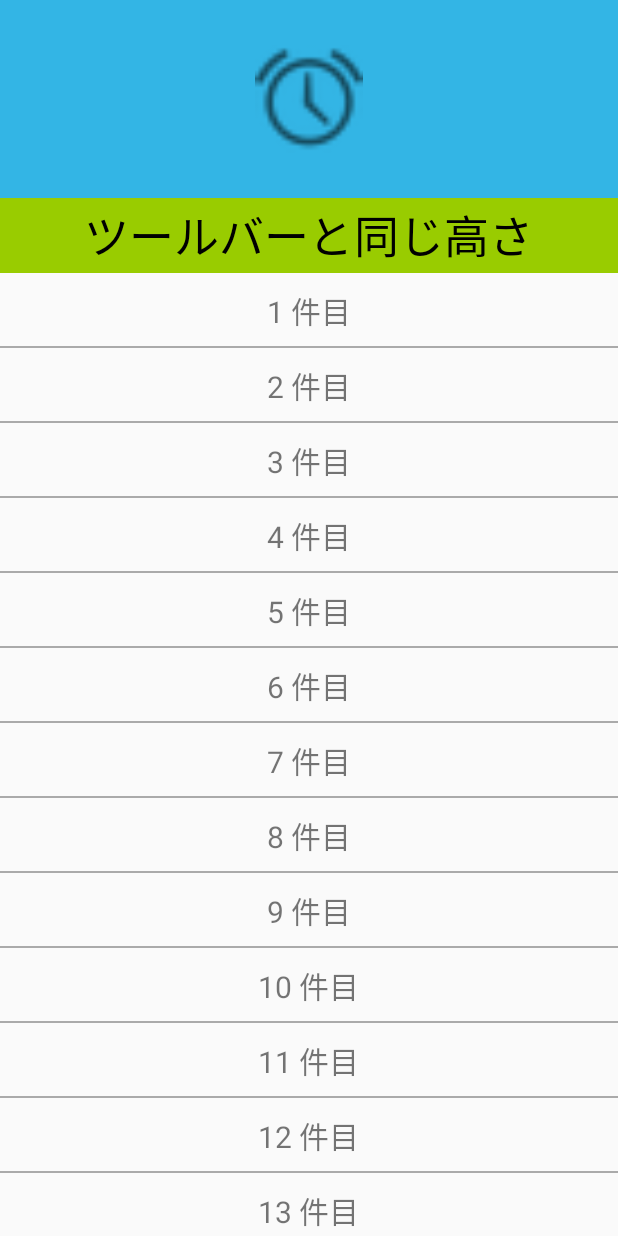
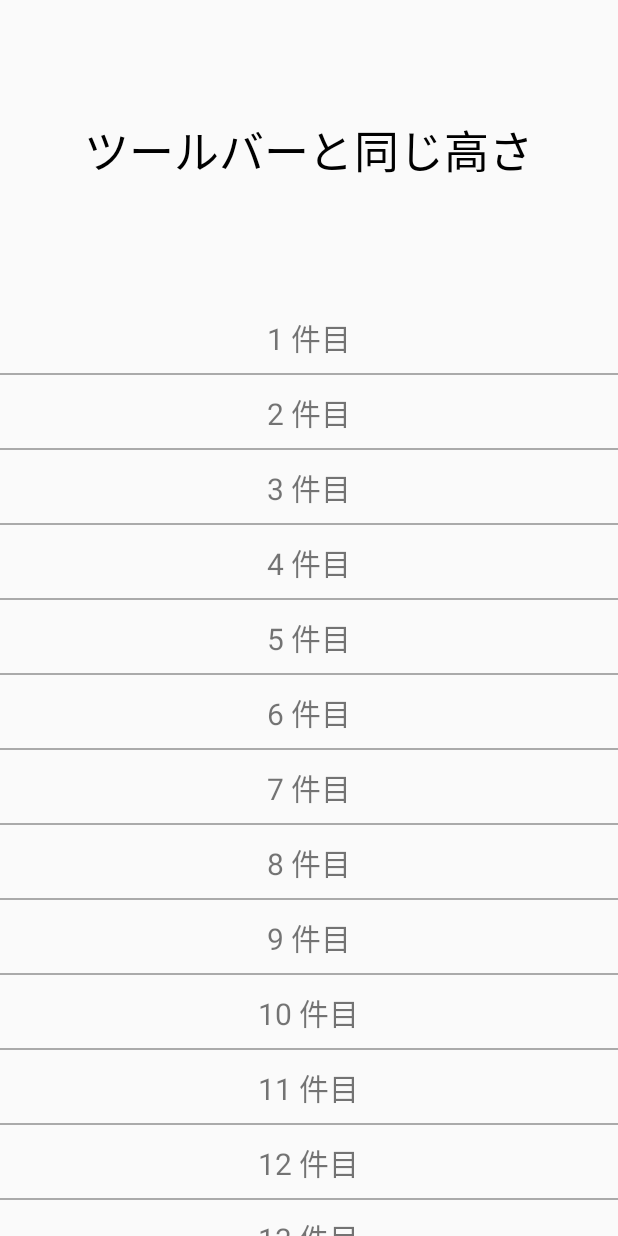
Before and after one commit to ymnder/RecyclerViewSample, an Android app: the screen it shows after launch (MainActivity before the commit, CoordinatorTestActivity after it), on a phone screen of 412 x 824 dp. Run offline under Robolectric (Android 15) with nearby library versions, the phone set to English and light mode, and no system bars.

Commit message:
change packages add CoordinatorTestActivity

```diff
--- a/app/src/main/AndroidManifest.xml
+++ b/app/src/main/AndroidManifest.xml
@@ -10,7 +10,7 @@
         android:supportsRtl="true"
         android:theme="@style/AppTheme">
         <activity
-            android:name=".MainActivity"
+            android:name=".views.CoordinatorTestActivity"
             android:theme="@style/Theme.AppCompat.Light.NoActionBar" >
             <intent-filter>
                 <action android:name="android.intent.action.MAIN"/>
--- a/app/src/main/java/net/ijichi/recyclerviewsample/RecyclerState.kt
+++ b/app/src/main/java/net/ijichi/recyclerviewsample/models/RecyclerState.kt
@@ -1,4 +1,4 @@
-package net.ijichi.recyclerviewsample
+package net.ijichi.recyclerviewsample.models
 
 /**
  * Created by ijichiyoshihito on 2017/08/30.
--- a/app/src/main/java/net/ijichi/recyclerviewsample/RecyclerType.kt
+++ b/app/src/main/java/net/ijichi/recyclerviewsample/models/RecyclerType.kt
@@ -1,4 +1,4 @@
-package net.ijichi.recyclerviewsample
+package net.ijichi.recyclerviewsample.models
 
 /**
  * Created by ijichiyoshihito on 2017/08/31.
@@ -11,9 +11,9 @@ enum class RecyclerType(val int: Int){
   BODY(3);
 
   companion object {
-    fun fromInt(int: Int): RecyclerType{
+    fun fromInt(int: Int): RecyclerType {
       return values().firstOrNull { it.int == int }
-        ?: RecyclerType.BODY
+        ?: BODY
     }
   }
 }
--- /dev/null
+++ b/app/src/main/java/net/ijichi/recyclerviewsample/views/CoordinatorTestActivity.kt
@@ -0,0 +1,32 @@
+package net.ijichi.recyclerviewsample.views
+
+import android.os.Bundle
+import android.support.design.widget.AppBarLayout
+import android.support.v7.app.AppCompatActivity
+import android.support.v7.widget.RecyclerView
+import android.util.Log
+import android.widget.TextView
+import net.ijichi.recyclerviewsample.R
+import net.ijichi.recyclerviewsample.models.RecyclerState
+import net.ijichi.recyclerviewsample.models.RecyclerType
+
+class CoordinatorTestActivity : AppCompatActivity() {
+
+    private val TAG = CoordinatorTestActivity::class.java.simpleName
+
+    override fun onCreate(savedInstanceState: Bundle?) {
+        super.onCreate(savedInstanceState)
+        setContentView(R.layout.activity_coordinator_test)
+
+          val states = (1..20).map {
+              RecyclerState(RecyclerType.BODY, "$it 件目")
+          }
+        val adapter = RecyclerAdapter(this, states)
+        val recycler = findViewById<RecyclerView>(R.id.mainRecycler)
+        recycler.adapter = adapter
+
+        val appBarText = findViewById<TextView>(R.id.mainAppBarText)
+
+        val appBar = findViewById<AppBarLayout>(R.id.mainAppBar)
+    }
+}
--- a/app/src/main/java/net/ijichi/recyclerviewsample/MainActivity.kt
+++ b/app/src/main/java/net/ijichi/recyclerviewsample/views/MainActivity.kt
@@ -1,4 +1,4 @@
-package net.ijichi.recyclerviewsample
+package net.ijichi.recyclerviewsample.views
 
 import android.support.v7.app.AppCompatActivity
 import android.os.Bundle
@@ -8,6 +8,9 @@ import android.support.v7.widget.Toolbar
 import android.util.Log
 import android.widget.TextView
 import kotlinx.android.synthetic.main.activity_main.*
+import net.ijichi.recyclerviewsample.R
+import net.ijichi.recyclerviewsample.models.RecyclerState
+import net.ijichi.recyclerviewsample.models.RecyclerType
 
 
 class MainActivity : AppCompatActivity() {
--- a/app/src/main/java/net/ijichi/recyclerviewsample/RecyclerItemFooterView.kt
+++ b/app/src/main/java/net/ijichi/recyclerviewsample/widget/RecyclerItemFooterView.kt
@@ -1,10 +1,12 @@
-package net.ijichi.recyclerviewsample
+package net.ijichi.recyclerviewsample.widget
 
 import android.content.Context
 import android.util.AttributeSet
 import android.view.LayoutInflater
 import android.widget.FrameLayout
 import android.widget.TextView
+import net.ijichi.recyclerviewsample.R
+import net.ijichi.recyclerviewsample.models.RecyclerState
 
 /**
  * Created by ijichiyoshihito on 2017/08/30.
--- a/app/src/main/java/net/ijichi/recyclerviewsample/RecyclerItemFooterViewHolder.kt
+++ b/app/src/main/java/net/ijichi/recyclerviewsample/widget/RecyclerItemFooterViewHolder.kt
@@ -1,6 +1,7 @@
-package net.ijichi.recyclerviewsample
+package net.ijichi.recyclerviewsample.widget
 
 import android.support.v7.widget.RecyclerView
+import net.ijichi.recyclerviewsample.models.RecyclerState
 
 /**
  * Created by ijichiyoshihito on 2017/08/30.
--- a/app/src/main/java/net/ijichi/recyclerviewsample/RecyclerItemHeaderView.kt
+++ b/app/src/main/java/net/ijichi/recyclerviewsample/widget/RecyclerItemHeaderView.kt
@@ -1,10 +1,12 @@
-package net.ijichi.recyclerviewsample
+package net.ijichi.recyclerviewsample.widget
 
 import android.content.Context
 import android.util.AttributeSet
 import android.view.LayoutInflater
 import android.widget.FrameLayout
 import android.widget.TextView
+import net.ijichi.recyclerviewsample.R
+import net.ijichi.recyclerviewsample.models.RecyclerState
 
 /**
  * Created by ijichiyoshihito on 2017/08/30.
--- a/app/src/main/java/net/ijichi/recyclerviewsample/RecyclerItemHeaderViewHolder.kt
+++ b/app/src/main/java/net/ijichi/recyclerviewsample/widget/RecyclerItemHeaderViewHolder.kt
@@ -1,6 +1,7 @@
-package net.ijichi.recyclerviewsample
+package net.ijichi.recyclerviewsample.widget
 
 import android.support.v7.widget.RecyclerView
+import net.ijichi.recyclerviewsample.models.RecyclerState
 
 /**
  * Created by ijichiyoshihito on 2017/08/30.
--- a/app/src/main/java/net/ijichi/recyclerviewsample/RecyclerItemSectionView.kt
+++ b/app/src/main/java/net/ijichi/recyclerviewsample/widget/RecyclerItemSectionView.kt
@@ -1,10 +1,12 @@
-package net.ijichi.recyclerviewsample
+package net.ijichi.recyclerviewsample.widget
 
 import android.content.Context
 import android.util.AttributeSet
 import android.view.LayoutInflater
 import android.widget.FrameLayout
 import android.widget.TextView
+import net.ijichi.recyclerviewsample.R
+import net.ijichi.recyclerviewsample.models.RecyclerState
 
 /**
  * Created by ijichiyoshihito on 2017/08/30.
--- a/app/src/main/java/net/ijichi/recyclerviewsample/RecyclerItemSectionViewHolder.kt
+++ b/app/src/main/java/net/ijichi/recyclerviewsample/widget/RecyclerItemSectionViewHolder.kt
@@ -1,6 +1,7 @@
-package net.ijichi.recyclerviewsample
+package net.ijichi.recyclerviewsample.widget
 
 import android.support.v7.widget.RecyclerView
+import net.ijichi.recyclerviewsample.models.RecyclerState
 
 /**
  * Created by ijichiyoshihito on 2017/08/30.
--- a/app/src/main/java/net/ijichi/recyclerviewsample/RecyclerItemView.kt
+++ b/app/src/main/java/net/ijichi/recyclerviewsample/widget/RecyclerItemView.kt
@@ -1,11 +1,12 @@
-package net.ijichi.recyclerviewsample
+package net.ijichi.recyclerviewsample.widget
 
 import android.content.Context
 import android.util.AttributeSet
-import android.util.Log
 import android.view.LayoutInflater
 import android.widget.FrameLayout
 import android.widget.TextView
+import net.ijichi.recyclerviewsample.R
+import net.ijichi.recyclerviewsample.models.RecyclerState
 
 /**
  * Created by ijichiyoshihito on 2017/08/30.
--- a/app/src/main/java/net/ijichi/recyclerviewsample/RecyclerItemViewHolder.kt
+++ b/app/src/main/java/net/ijichi/recyclerviewsample/widget/RecyclerItemViewHolder.kt
@@ -1,6 +1,7 @@
-package net.ijichi.recyclerviewsample
+package net.ijichi.recyclerviewsample.widget
 
 import android.support.v7.widget.RecyclerView
+import net.ijichi.recyclerviewsample.models.RecyclerState
 
 /**
  * Created by ijichiyoshihito on 2017/08/30.
--- /dev/null
+++ b/app/src/main/res/layout/activity_coordinator_test.xml
@@ -0,0 +1,71 @@
+<?xml version="1.0" encoding="utf-8"?>
+<FrameLayout
+    xmlns:android="http://schemas.android.com/apk/res/android"
+    xmlns:app="http://schemas.android.com/apk/res-auto"
+    android:layout_width="match_parent"
+    android:layout_height="match_parent">
+
+    <android.support.design.widget.CoordinatorLayout
+        android:id="@+id/mainCoordinator"
+        android:layout_width="match_parent"
+        android:layout_height="match_parent">
+
+        <android.support.design.widget.AppBarLayout
+            android:id="@+id/mainAppBar"
+            android:layout_width="match_parent"
+            android:layout_height="wrap_content"
+            android:background="@android:color/transparent"
+            android:fitsSystemWindows="true">
+
+            <android.support.design.widget.CollapsingToolbarLayout
+                android:id="@+id/mainCollapsingToolbar"
+                android:layout_width="match_parent"
+                android:layout_height="wrap_content"
+                android:fitsSystemWindows="true"
+                app:contentScrim="@android:color/transparent"
+                app:layout_scrollFlags="scroll|exitUntilCollapsed">
+
+                <!--header-->
+                <android.support.v7.widget.Toolbar
+                    android:id="@+id/mainToolbar"
+                    android:layout_width="match_parent"
+                    android:layout_height="50dp"
+                    android:background="@android:color/transparent"
+                    app:contentInsetStart="0dp"
+                    app:layout_collapseMode="pin">
+
+                </android.support.v7.widget.Toolbar>
+
+                <RelativeLayout
+                    android:layout_width="match_parent"
+                    android:layout_height="wrap_content"
+                    android:background="@android:color/transparent">
+
+                    <TextView
+                        android:id="@+id/mainAppBarText"
+                        android:layout_below="@id/mainAppBarIcon"
+                        android:layout_width="match_parent"
+                        android:layout_height="200dp"
+                        android:gravity="center"
+                        android:text="ツールバーと同じ高さ"
+                        android:textColor="@android:color/black"
+                        android:background="@android:color/transparent"
+                        android:textSize="30sp"/>
+
+                </RelativeLayout>
+
+            </android.support.design.widget.CollapsingToolbarLayout>
+
+        </android.support.design.widget.AppBarLayout>
+
+        <android.support.v7.widget.RecyclerView
+            android:id="@+id/mainRecycler"
+            android:layout_width="match_parent"
+            android:layout_height="match_parent"
+            android:scrollbars="vertical"
+            app:layoutManager="android.support.v7.widget.LinearLayoutManager"
+            app:layout_behavior="@string/appbar_scrolling_view_behavior"/>
+
+    </android.support.design.widget.CoordinatorLayout>
+
+</FrameLayout>
```
Also changed, not shown: app/src/main/java/net/ijichi/recyclerviewsample/views/RecyclerAdapter.kt (renamed from app/src/main/java/net/ijichi/recyclerviewsample/RecyclerAdapter.kt, +4 -5 lines).
